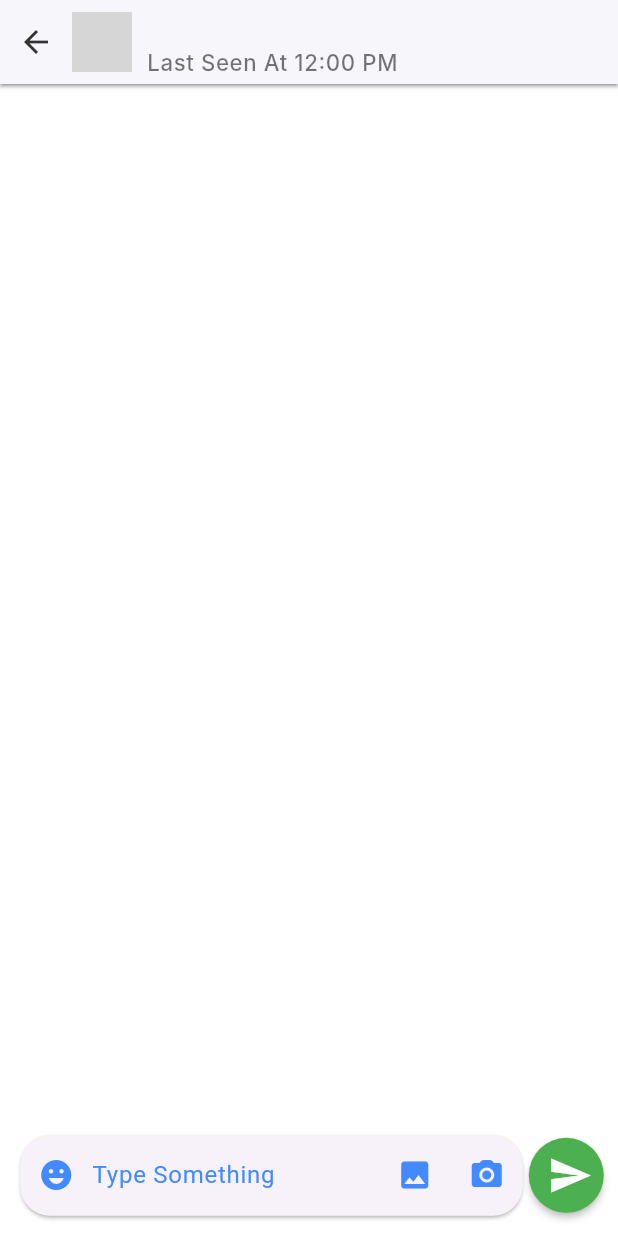
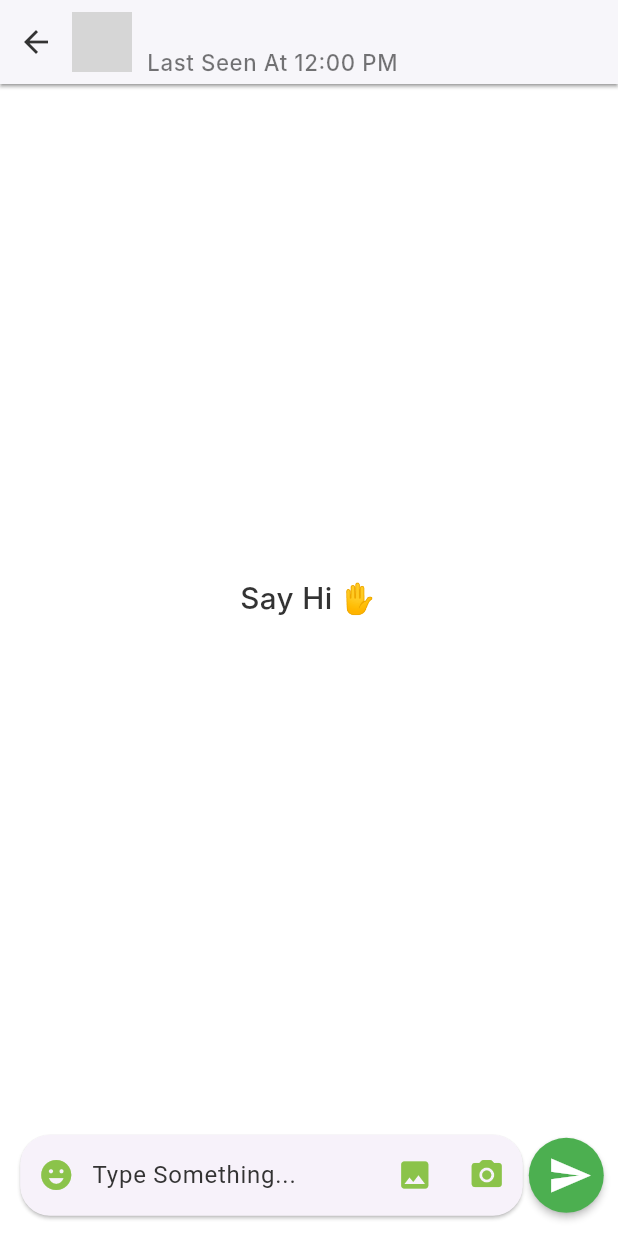
Before and after one commit to Mostafa-Salah10/we-chat, a Flutter app: the ChatView screen opened directly with empty values, after a tap on the "send" icon, on a phone screen of 412 x 824 dp. Run offline on Flutter 3.47's test engine with Material 3 defaults, Android fonts, the phone set to English and light mode, and no system bars; our stand-ins replace cached_network_image, cloud_firestore, dartz, firebase_auth, firebase_core, flutter_animate and 5 more; accounts and stored records are empty; Roboto replaces fonts that are missing (Inter); grey boxes are pictures that could not be loaded.

Commit message:
initialize send and read msg in chat

```diff
--- a/lib/core/constants/firebase_cons.dart
+++ b/lib/core/constants/firebase_cons.dart
@@ -9,4 +9,12 @@ abstract class FireBaseConstants {
   static const String pushToken = 'push_token';
   static const String email = 'email';
   static const String users = 'users';
+  static const String senderId = 'senderId';
+  static const String toldId = 'toldId';
+  static const String message = 'message';
+  static const String messages = 'messages';
+  static const String chats = 'chats';
+  static const String sent = 'sent';
+  static const String read = 'read';
+  static const String type = 'type';
 }
--- /dev/null
+++ b/lib/core/enums/type_chat.dart
@@ -0,0 +1,15 @@
+enum TypeChat {
+  text,
+  image,
+  video,
+  audio,
+  file,
+  location,
+  contact,
+  link,
+  custom,
+}
+
+TypeChat getTypeChat(String type) {
+  return TypeChat.values.firstWhere((element) => element.name == type);
+}
--- a/lib/core/utils/app_colors.dart
+++ b/lib/core/utils/app_colors.dart
@@ -13,8 +13,10 @@ abstract class AppColors {
   static const Color drawerColor = Color(0xff1A2530);
   static const Color red = Colors.red;
   static const Color green = Colors.green;
+  static const Color ligthGreen = Colors.lightGreen;
   static const Color white = Colors.white;
   static const Color blueAccent = Colors.blueAccent;
   static Color deepBrown = const Color(0xff6B4B3E);
+  static Color senderColor = const Color(0xffDCF8C6);
   static Color blackShade54 = Colors.black54;
 }
--- a/lib/core/utils/app_strings.dart
+++ b/lib/core/utils/app_strings.dart
@@ -18,5 +18,6 @@ abstract class AppStrings {
   static const String err = 'Something went wrong';
   static const String pickImage = "Pick Profile Photo";
   static const String lastSeen = "Last Seen At ";
-  static const String typeSomething = "Type Something";
+  static const String typeSomething = "Type Something...";
+  static const String sayHi = "Say Hi ✋";
 }
--- /dev/null
+++ b/lib/features/home/data/models/message_model.dart
@@ -0,0 +1,57 @@
+import 'package:chat_app/core/constants/firebase_cons.dart';
+import 'package:chat_app/core/enums/type_chat.dart';
+
+class MessageModel {
+  final String senderId;
+  final String toldId;
+  final String message;
+  final String sent;
+  final String read;
+  final TypeChat type;
+
+  MessageModel({
+    required this.senderId,
+    required this.toldId,
+    required this.message,
+    required this.sent,
+    required this.read,
+    required this.type,
+  });
+
+  MessageModel.fromJson(Map<String, dynamic> json)
+    : senderId = json[FireBaseConstants.senderId],
+      toldId = json[FireBaseConstants.toldId],
+      message = json[FireBaseConstants.message],
+      sent = json[FireBaseConstants.sent],
+      read = json[FireBaseConstants.read],
+      type = getTypeChat(json[FireBaseConstants.type]);
+
+  Map<String, dynamic> toJson() {
+    return {
+      FireBaseConstants.senderId: senderId,
+      FireBaseConstants.toldId: toldId,
+      FireBaseConstants.message: message,
+      FireBaseConstants.sent: sent,
+      FireBaseConstants.read: read,
+      FireBaseConstants.type: type.name,
+    };
+  }
+
+  MessageModel copyWith({
+    String? senderId,
+    String? toldId,
+    String? message,
+    String? sent,
+    String? read,
+    TypeChat? type,
+  }) {
+    return MessageModel(
+      senderId: senderId ?? this.senderId,
+      toldId: toldId ?? this.toldId,
+      message: message ?? this.message,
+      sent: sent ?? this.sent,
+      read: read ?? this.read,
+      type: type ?? this.type,
+    );
+  }
+}
--- a/lib/features/home/data/repo/home_repo.dart
+++ b/lib/features/home/data/repo/home_repo.dart
@@ -1,4 +1,6 @@
 import 'package:chat_app/core/constants/firebase_cons.dart';
+import 'package:chat_app/core/enums/type_chat.dart';
+import 'package:chat_app/features/home/data/models/message_model.dart';
 import 'package:chat_app/features/home/data/models/user_model.dart';
 import 'package:cloud_firestore/cloud_firestore.dart';
 import 'package:firebase_auth/firebase_auth.dart';
@@ -24,4 +26,46 @@ class HomeRepo {
             .get();
     return UserModel.fromJson(user.data()!);
   }
+
+  // get chat id
+  String getChatId({required String userId, required String toldId}) {
+    return (userId.compareTo(toldId) < 0
+        ? "${userId}_$toldId"
+        : "${toldId}_$userId");
+  }
+
+  // get all messages of current user with anohter chat
+  Stream<QuerySnapshot> getAllMessages({required String toldId}) {
+    return _fireStore
+        .collection(
+          '${FireBaseConstants.chats}/${getChatId(userId: _auth.currentUser!.uid, toldId: toldId)}/${FireBaseConstants.messages}',
+        )
+        .snapshots();
+  }
+
+  ///send message to another user
+  Future<void> sendMessage({
+    required String toldId,
+    required String message,
+  }) async {
+    final messageModel = _getSendMsg(toldId, message);
+
+    await _fireStore
+        .collection(
+          '${FireBaseConstants.chats}/${getChatId(userId: _auth.currentUser!.uid, toldId: toldId)}/${FireBaseConstants.messages}',
+        )
+        .add(messageModel.toJson());
+  }
+
+  // get send message
+  MessageModel _getSendMsg(String toldId, String message) {
+    return MessageModel(
+      senderId: _auth.currentUser!.uid,
+      toldId: toldId,
+      message: message,
+      sent: DateTime.now().millisecondsSinceEpoch.toString(),
+      read: '',
+      type: TypeChat.text,
+    );
+  }
 }
--- a/lib/features/home/presentation/manager/home_service.dart
+++ b/lib/features/home/presentation/manager/home_service.dart
@@ -13,6 +13,7 @@ class HomeService with ChangeNotifier {
   List<UserModel> filterList = [];
   bool isSearch = false;
   File? userImageFile;
+  final TextEditingController messageController = TextEditingController();
 
   HomeService({required this.homeRepo});
 
@@ -27,11 +28,13 @@ class HomeService with ChangeNotifier {
     user = await homeRepo.getCurrentUser();
   }
 
+  //update search flag
   void update(bool value) {
     isSearch = value;
     notifyListeners();
   }
 
+  // Search in  users chats
   void search(String query) {
     filterList.clear();
 
@@ -47,6 +50,7 @@ class HomeService with ChangeNotifier {
     notifyListeners();
   }
 
+  //load profile picture from db
   void loadImageFromCache({required String userId}) {
     final path = SharedPreferencesHelper.get(key: userId);
     if (path != null) {
@@ -55,4 +59,17 @@ class HomeService with ChangeNotifier {
       userImageFile = null;
     }
   }
+
+  ///send message to another user
+  Future<void> sendMessage({
+    required String toldId,
+    required String message,
+  }) async {
+    await homeRepo.sendMessage(toldId: toldId, message: message);
+  }
+
+  ///get All Messages
+  Stream<QuerySnapshot> getAllMessages({required String toldId}) {
+    return homeRepo.getAllMessages(toldId: toldId);
+  }
 }
--- a/lib/features/home/presentation/screens/chat_view.dart
+++ b/lib/features/home/presentation/screens/chat_view.dart
@@ -1,9 +1,9 @@
 import 'dart:io';
 import 'package:chat_app/core/utils/app_colors.dart';
 import 'package:chat_app/core/utils/app_strings.dart';
-import 'package:chat_app/core/utils/size_config.dart';
 import 'package:chat_app/core/widgets/cached_network_image_widget.dart';
 import 'package:chat_app/features/home/data/models/user_model.dart';
+import 'package:chat_app/features/home/presentation/widgets/custom_chat_body_widget.dart';
 import 'package:chat_app/features/home/presentation/widgets/custom_footer_chat_screen.dart';
 import 'package:flutter/cupertino.dart';
 import 'package:flutter/material.dart';
@@ -21,7 +21,10 @@ class ChatView extends StatelessWidget {
       ),
 
       body: Column(
-        children: [Expanded(child: SizedBox()), CustomFooterChatScreen()],
+        children: [
+          Expanded(child: CustomChatBodyWidget(toldId: userModel.id)),
+          CustomFooterChatScreen(toldId: userModel.id),
+        ],
       ),
     );
   }
--- /dev/null
+++ b/lib/features/home/presentation/widgets/custom_chat_body_widget.dart
@@ -0,0 +1,59 @@
+import 'package:chat_app/core/utils/app_colors.dart';
+import 'package:chat_app/core/utils/app_strings.dart';
+import 'package:chat_app/core/utils/size_config.dart';
+import 'package:chat_app/features/home/data/models/message_model.dart';
+import 'package:chat_app/features/home/presentation/manager/home_service.dart';
+import 'package:chat_app/features/home/presentation/widgets/card_chat_widget.dart';
+import 'package:cloud_firestore/cloud_firestore.dart';
+import 'package:flutter/material.dart';
+import 'package:provider/provider.dart';
+
+class CustomChatBodyWidget extends StatelessWidget {
+  const CustomChatBodyWidget({super.key, required this.toldId});
+  final String toldId;
+
+  @override
+  Widget build(BuildContext context) {
+    final home = context.read<HomeService>();
+    return StreamBuilder<QuerySnapshot>(
+      stream: home.getAllMessages(toldId: toldId),
+      builder: (context, snapshot) {
+        switch (snapshot.connectionState) {
+          case ConnectionState.none:
+          case ConnectionState.waiting:
+            return const Center(
+              child: CircularProgressIndicator(color: AppColors.green),
+            );
+          case ConnectionState.active:
+          case ConnectionState.done:
+            return _handelSMsgs(snapshot);
+        }
+      },
+    );
+  }
+
+  Widget _handelSMsgs(AsyncSnapshot<QuerySnapshot<Object?>> snapshot) {
+    final queryDoc = snapshot.data!.docs;
+    if (queryDoc.isEmpty) {
+      return Center(
+        child: Text(AppStrings.sayHi, style: TextStyle(color: AppColors.black)),
+      );
+    } else {
+      final List<MessageModel> messages =
+          queryDoc
+              .map(
+                (message) => MessageModel.fromJson(
+                  message.data() as Map<String, dynamic>,
+                ),
+              )
+              .toList();
+      return ListView.builder(
+        padding: EdgeInsets.symmetric(vertical: SizeConfig.blockHeight * 2),
+        itemCount: messages.length,
+        itemBuilder:
+            (context, index) =>
+                CardChatWidget(toldId: toldId, message: messages[index]),
+      );
+    }
+  }
+}
--- a/lib/features/home/presentation/widgets/custom_footer_chat_screen.dart
+++ b/lib/features/home/presentation/widgets/custom_footer_chat_screen.dart
@@ -1,10 +1,14 @@
 import 'package:chat_app/core/utils/app_colors.dart';
 import 'package:chat_app/core/utils/app_strings.dart';
 import 'package:chat_app/core/utils/size_config.dart';
+import 'package:chat_app/features/home/presentation/manager/home_service.dart';
 import 'package:flutter/material.dart';
+import 'package:provider/provider.dart';
 
+// ignore: must_be_immutable
 class CustomFooterChatScreen extends StatelessWidget {
-  const CustomFooterChatScreen({super.key});
+  const CustomFooterChatScreen({super.key, required this.toldId});
+  final String toldId;
 
   @override
   Widget build(BuildContext context) {
@@ -20,7 +24,7 @@ class CustomFooterChatScreen extends StatelessWidget {
               child: Row(
                 children: [
                   _getIcon(Icons.emoji_emotions, () {}),
-                  Expanded(child: _getTextField()),
+                  Expanded(child: _getTextField(context)),
                   _getIcon(Icons.image, () {}),
                   _getIcon(Icons.camera_alt_rounded, () {}),
                 ],
@@ -28,18 +32,25 @@ class CustomFooterChatScreen extends StatelessWidget {
             ),
           ),
 
-          _getSendButton(),
+          _getSendButton(context),
         ],
       ),
     );
   }
 
-  MaterialButton _getSendButton() {
+  MaterialButton _getSendButton(BuildContext context) {
+    final home = context.read<HomeService>();
     return MaterialButton(
       minWidth: 50,
       height: 50,
       padding: const EdgeInsets.only(left: 5),
-      onPressed: () {},
+      onPressed: () async {
+        String msg = home.messageController.text;
+        home.messageController.clear();
+        msg.isEmpty
+            ? null
+            : await home.sendMessage(message: msg, toldId: toldId);
+      },
       shape: CircleBorder(),
       color: AppColors.green,
       child: const Icon(Icons.send, color: AppColors.white, size: 30),
@@ -49,22 +60,23 @@ class CustomFooterChatScreen extends StatelessWidget {
   IconButton _getIcon(IconData icon, void Function()? onPressed) {
     return IconButton(
       onPressed: onPressed,
-      icon: Icon(icon, color: AppColors.blueAccent),
+      icon: Icon(icon, color: AppColors.ligthGreen),
     );
   }
 
-  TextField _getTextField() {
+  TextField _getTextField(BuildContext context) {
     return TextField(
+      controller: context.read<HomeService>().messageController,
       keyboardType: TextInputType.multiline,
       maxLines: null,
-      cursorColor: AppColors.blueAccent,
+      cursorColor: AppColors.black,
       decoration: InputDecoration(
         contentPadding: EdgeInsets.symmetric(vertical: 15),
         border: InputBorder.none,
         focusedBorder: InputBorder.none,
         enabledBorder: InputBorder.none,
         hintText: AppStrings.typeSomething,
-        hintStyle: const TextStyle(color: AppColors.blueAccent),
+        hintStyle: TextStyle(color: AppColors.black),
       ),
     );
   }
```
Also changed, not shown: lib/features/home/presentation/widgets/card_chat_widget.dart (added, +75 -0 lines).
